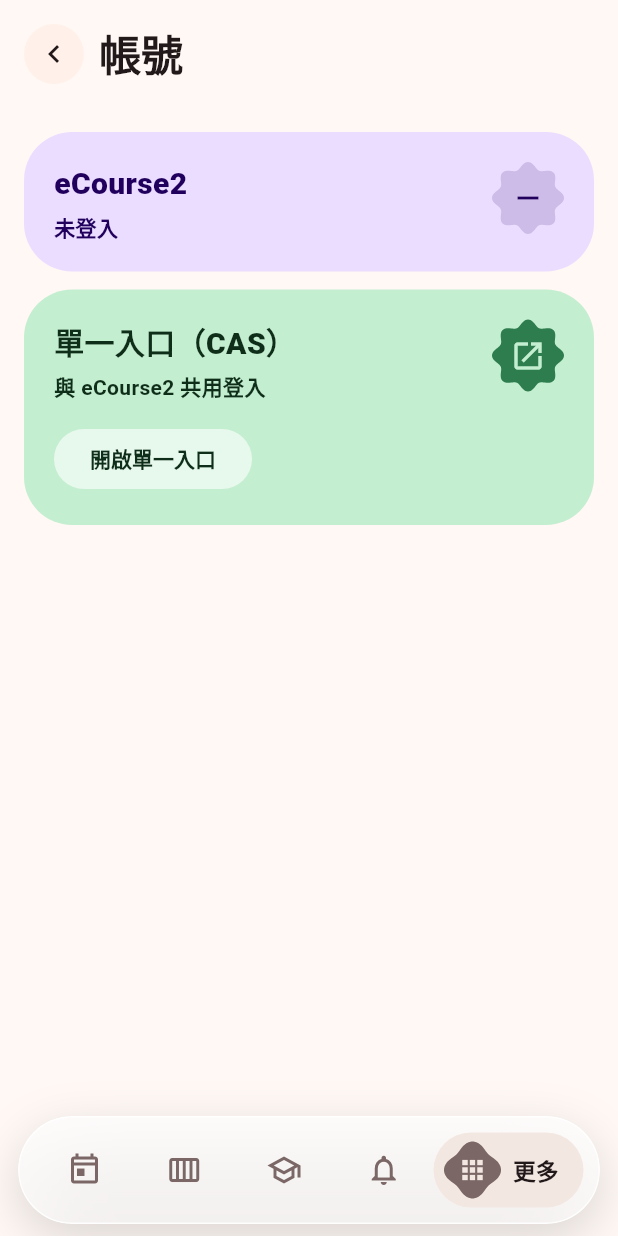
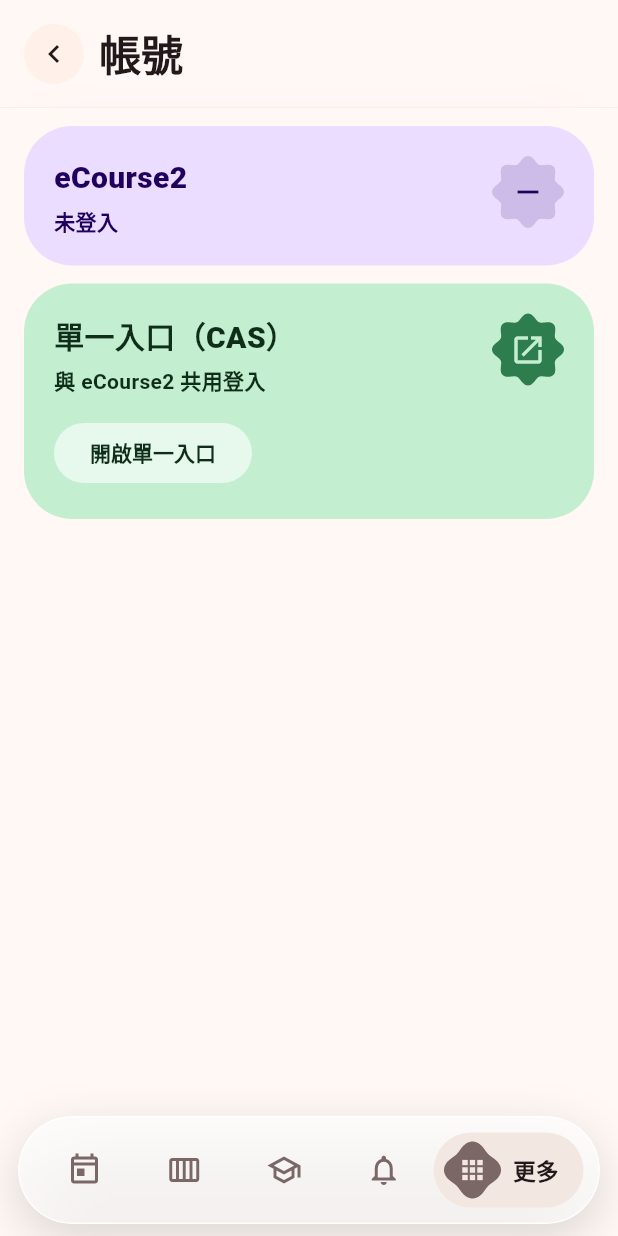
Before and after one commit to KoukeNeko/TAT-CCU, a Flutter app: the MoreScreen screen opened by its route, after a tap on "帳號", on a phone screen of 412 x 824 dp. Run offline on Flutter 3.47's test engine with Material 3 defaults, Android fonts, the phone set to English and light mode, and no system bars; our stand-ins replace flutter_secure_storage, go_router; missing offline and left inert: flutter_web_auth_2; accounts and stored records are empty; network calls fail.

Commit message:
feat: add glass app bars and edge-to-edge layout
Content scrolls under both floating bars; every page starts the same
gap below its app bar.

```diff
--- a/lib/ui/account/account_screen.dart
+++ b/lib/ui/account/account_screen.dart
@@ -50,9 +50,13 @@
         : '已登入，未驗證';
 
     return Scaffold(
+      extendBodyBehindAppBar: true,
       appBar: subBar(context, '帳號'),
-      body: ListView(
-        padding: scrollPadding(context, top: 16),
+      body: // Builder: the list must read insets from inside this Scaffold,
+          // where the glass app bar's height is part of the padding.
+          Builder(
+            builder: (context) => ListView(
+              padding: scrollPadding(context),
               children: [
                 _SessionCard(
                   tone: context.tones.lilac,
@@ -66,7 +70,10 @@
                         onPressed: _checking ? null : _verifyEcourse,
                         child: const Text('驗證'),
                       ),
-                TextButton(onPressed: ecourse.signOut, child: const Text('登出')),
+                      TextButton(
+                        onPressed: ecourse.signOut,
+                        child: const Text('登出'),
+                      ),
                     ],
                   ],
                 ),
@@ -86,6 +93,7 @@
                   ],
                 ),
               ],
+            ),
           ),
     );
   }
--- a/lib/ui/core/app_shell.dart
+++ b/lib/ui/core/app_shell.dart
@@ -118,7 +118,15 @@
     ];
     final light = theme.brightness == Brightness.light;
     final pressed = _downX != null;
-    return Scaffold(
+    // Pages without an app bar (Today) still need status bar icons that
+    // contrast with the edge-to-edge background.
+    return AnnotatedRegion<SystemUiOverlayStyle>(
+      value: (light ? SystemUiOverlayStyle.dark : SystemUiOverlayStyle.light)
+          .copyWith(
+            statusBarColor: Colors.transparent,
+            systemNavigationBarColor: Colors.transparent,
+          ),
+      child: Scaffold(
         // Content scrolls underneath; screens pad by the bottom media inset.
         extendBody: true,
         backgroundColor: scheme.surface,
@@ -169,6 +177,7 @@
                     ),
                   );
                 },
+              ),
             ),
           ),
         ),
--- a/lib/ui/core/widgets.dart
+++ b/lib/ui/core/widgets.dart
@@ -1,4 +1,5 @@
 import 'dart:math';
+import 'dart:ui' show ImageFilter;
 
 import 'package:flutter/material.dart';
 import 'package:flutter/services.dart';
@@ -150,6 +151,9 @@
 /// Top-level tab title: large, no back button.
 AppBar topBar(String title, {PreferredSizeWidget? bottom}) => AppBar(
   automaticallyImplyLeading: false,
+  backgroundColor: Colors.transparent,
+  scrolledUnderElevation: 0,
+  flexibleSpace: const GlassBackdrop(),
   toolbarHeight: 76,
   title: Text(
     title,
@@ -158,9 +162,43 @@
   bottom: bottom,
 );
 
+/// Frosted surface behind the shared app bars, matching the nav bar's
+/// liquid-glass look. Screens extend their body behind the bar so content
+/// scrolls underneath it.
+class GlassBackdrop extends StatelessWidget {
+  const GlassBackdrop({super.key});
+
+  @override
+  Widget build(BuildContext context) {
+    final scheme = Theme.of(context).colorScheme;
+    // Expand: a childless box would size itself to zero in the app bar.
+    return SizedBox.expand(
+      child: ClipRect(
+        child: BackdropFilter(
+          filter: ImageFilter.blur(sigmaX: 20, sigmaY: 20),
+          child: DecoratedBox(
+            decoration: BoxDecoration(
+              color: scheme.surface.withValues(alpha: 0.72),
+              border: Border(
+                bottom: BorderSide(
+                  color: scheme.outlineVariant.withValues(alpha: 0.6),
+                  width: 0.5,
+                ),
+              ),
+            ),
+          ),
+        ),
+      ),
+    );
+  }
+}
+
 /// Sub-page title with the round back button from the mockup.
 AppBar subBar(BuildContext context, String title) => AppBar(
   automaticallyImplyLeading: false,
+  backgroundColor: Colors.transparent,
+  scrolledUnderElevation: 0,
+  flexibleSpace: const GlassBackdrop(),
   titleSpacing: 16,
   title: Row(
     children: [
@@ -355,8 +393,14 @@
 
 /// Scroll padding that clears the floating nav bar: the shell extends its
 /// body under the bar, so the bar's height arrives as bottom media padding.
-EdgeInsets scrollPadding(BuildContext context, {double top = 16}) =>
-    EdgeInsets.fromLTRB(16, top, 16, 24 + MediaQuery.paddingOf(context).bottom);
+/// [top] is the gap below the app bar; one value so every page starts at
+/// the same height.
+EdgeInsets scrollPadding(BuildContext context, {double top = 12}) {
+  // Both bars float: the nav bar below and the glass app bar above arrive
+  // as media padding when the body extends behind them.
+  final inset = MediaQuery.paddingOf(context);
+  return EdgeInsets.fromLTRB(16, top + inset.top, 16, 24 + inset.bottom);
+}
 
 /// Opens a CAS-protected page in the same system sign-in sheet the eCourse2
 /// login uses (ASWebAuthenticationSession / Custom Tabs), so the CAS sign-in
--- a/lib/ui/courses/course_detail_screen.dart
+++ b/lib/ui/courses/course_detail_screen.dart
@@ -187,7 +187,7 @@
       builder: (context, items) {
         if (items.isEmpty) return const EmptyState('沒有待辦');
         return ListView.separated(
-          padding: scrollPadding(context, top: 16),
+          padding: scrollPadding(context),
           itemCount: items.length,
           separatorBuilder: (_, _) => const SizedBox(height: 10),
           itemBuilder: (context, i) => DueBlock(item: items[i]),
@@ -211,7 +211,7 @@
       builder: (context, posts) {
         if (posts.isEmpty) return const EmptyState('沒有公告');
         return ListView.separated(
-          padding: scrollPadding(context, top: 16),
+          padding: scrollPadding(context),
           itemCount: posts.length,
           separatorBuilder: (_, _) => const SizedBox(height: 10),
           itemBuilder: (context, i) {
@@ -263,7 +263,7 @@
     if (lines.isEmpty) return const EmptyState('還沒有成績項目');
     final scheme = Theme.of(context).colorScheme;
     return ListView.separated(
-      padding: scrollPadding(context, top: 16),
+      padding: scrollPadding(context),
       itemCount: lines.length,
       separatorBuilder: (_, _) => const SizedBox(height: 8),
       itemBuilder: (context, i) {
--- a/lib/ui/courses/courses_screen.dart
+++ b/lib/ui/courses/courses_screen.dart
@@ -21,6 +21,7 @@
   Widget build(BuildContext context) {
     final repo = context.read<EcourseRepository>();
     return Scaffold(
+      extendBodyBehindAppBar: true,
       appBar: topBar('課程'),
       body: Loader<List<Course>>(
         load: () => repo.courses(),
@@ -40,7 +41,7 @@
             semesters.putIfAbsent(c.semester, () => []).add(c);
           }
           return ListView(
-            padding: scrollPadding(context, top: 4),
+            padding: scrollPadding(context),
             children: [
               SearchBar(
                 hintText: '搜尋課程',
--- a/lib/ui/more/calendar_screen.dart
+++ b/lib/ui/more/calendar_screen.dart
@@ -13,6 +13,7 @@
   Widget build(BuildContext context) {
     final repo = context.read<EcourseRepository>();
     return Scaffold(
+      extendBodyBehindAppBar: true,
       appBar: subBar(context, '行事曆'),
       body: Loader<List<DueItem>>(
         load: () => repo.dueSoon(days: 30),
@@ -25,7 +26,7 @@
           }
           final tones = context.tones;
           return ListView(
-            padding: scrollPadding(context, top: 4),
+            padding: scrollPadding(context),
             children: [
               for (final entry in days.entries)
                 Padding(
--- a/lib/ui/more/grades_screen.dart
+++ b/lib/ui/more/grades_screen.dart
@@ -16,6 +16,7 @@
   Widget build(BuildContext context) {
     final repo = context.read<EcourseRepository>();
     return Scaffold(
+      extendBodyBehindAppBar: true,
       appBar: subBar(context, '成績'),
       body: Loader<(List<Course>, Map<int, String>)>(
         load: () async => (await repo.courses(), await repo.gradeOverview()),
@@ -27,7 +28,7 @@
           if (graded.isEmpty) return const EmptyState('還沒有成績');
           final tones = context.tones;
           return ListView.separated(
-            padding: scrollPadding(context, top: 16),
+            padding: scrollPadding(context),
             itemCount: graded.length,
             separatorBuilder: (_, _) => const SizedBox(height: 10),
             itemBuilder: (context, i) {
--- a/lib/ui/more/more_screen.dart
+++ b/lib/ui/more/more_screen.dart
@@ -17,9 +17,13 @@
       (t.sun, spikyStar, '帳號', '/more/account'),
     ];
     return Scaffold(
+      extendBodyBehindAppBar: true,
       appBar: topBar('更多'),
-      body: GridView.count(
-        padding: scrollPadding(context, top: 0),
+      body: // Builder: the list must read insets from inside this Scaffold,
+          // where the glass app bar's height is part of the padding.
+          Builder(
+            builder: (context) => GridView.count(
+              padding: scrollPadding(context),
               crossAxisCount: 2,
               mainAxisSpacing: 12,
               crossAxisSpacing: 12,
@@ -54,6 +58,7 @@
                   ),
               ],
             ),
+          ),
     );
   }
 }
--- a/lib/ui/notifications/notifications_screen.dart
+++ b/lib/ui/notifications/notifications_screen.dart
@@ -13,6 +13,7 @@
     return const DefaultTabController(
       length: 2,
       child: Scaffold(
+        extendBodyBehindAppBar: true,
         appBar: _Bar(),
         body: TabBarView(children: [_Notices(), _Mail()]),
       ),
@@ -74,7 +75,7 @@
       builder: (context, items) {
         if (items.isEmpty) return const EmptyState('沒有通知');
         return ListView.separated(
-          padding: scrollPadding(context, top: 16),
+          padding: scrollPadding(context),
           itemCount: items.length,
           separatorBuilder: (_, _) => const SizedBox(height: 8),
           itemBuilder: (context, i) {
@@ -103,7 +104,7 @@
       builder: (context, items) {
         if (items.isEmpty) return const EmptyState('沒有信件');
         return ListView.separated(
-          padding: scrollPadding(context, top: 16),
+          padding: scrollPadding(context),
           itemCount: items.length,
           separatorBuilder: (_, _) => const SizedBox(height: 8),
           itemBuilder: (context, i) {
--- a/lib/ui/timetable/timetable_screen.dart
+++ b/lib/ui/timetable/timetable_screen.dart
@@ -21,6 +21,7 @@
   Widget build(BuildContext context) {
     final repo = context.read<EcourseRepository>();
     return Scaffold(
+      extendBodyBehindAppBar: true,
       appBar: topBar('課表'),
       body: Loader<List<Course>>(
         load: () => repo.currentCourses(),
@@ -40,7 +41,7 @@
           ]..sort((a, b) => a.session.start.compareTo(b.session.start));
           final theme = Theme.of(context);
           return ListView(
-            padding: scrollPadding(context, top: 4),
+            padding: scrollPadding(context),
             children: [
               Row(
                 children: [
--- a/lib/ui/today/due_screen.dart
+++ b/lib/ui/today/due_screen.dart
@@ -13,13 +13,14 @@
   Widget build(BuildContext context) {
     final repo = context.read<EcourseRepository>();
     return Scaffold(
+      extendBodyBehindAppBar: true,
       appBar: subBar(context, '待辦'),
       body: Loader<List<DueItem>>(
         load: () => repo.dueSoon(),
         builder: (context, items) {
           if (items.isEmpty) return const EmptyState('14 天內沒有到期項目');
           return ListView.separated(
-            padding: scrollPadding(context, top: 16),
+            padding: scrollPadding(context),
             itemCount: items.length,
             separatorBuilder: (_, _) => const SizedBox(height: 10),
             itemBuilder: (context, i) => DueBlock(item: items[i]),
--- a/lib/ui/today/today_screen.dart
+++ b/lib/ui/today/today_screen.dart
@@ -55,9 +55,8 @@
     final repo = context.read<EcourseRepository>();
     final now = DateTime.now();
     return Scaffold(
-      body: SafeArea(
-        bottom: false,
-        child: Loader<_Today>(
+      // Edge to edge: the list itself pads past the status bar.
+      body: Loader<_Today>(
         load: () => _load(repo),
         builder: (context, d) {
           final minute = now.hour * 60 + now.minute;
@@ -158,7 +157,6 @@
             ],
           );
         },
-        ),
       ),
     );
   }
```
Also changed, not shown: lib/main.dart (+12 -0 lines), lib/ui/more/portal_screen.dart (+6 -1 lines). Lines whose indentation alone changed are shown as unchanged.
